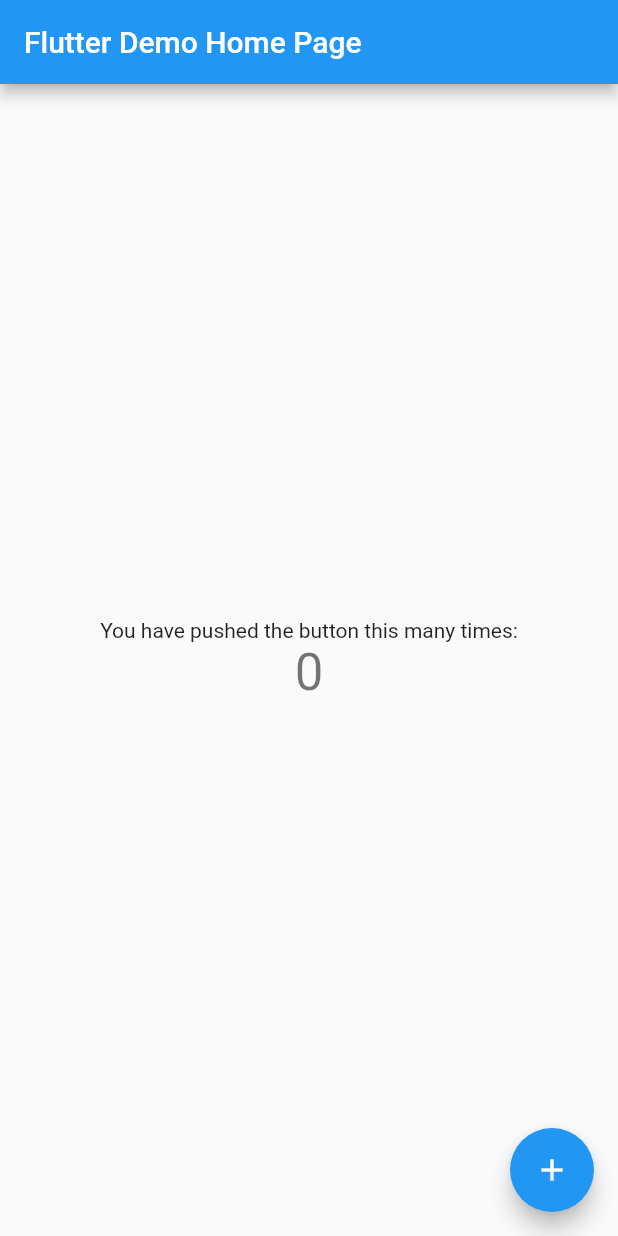
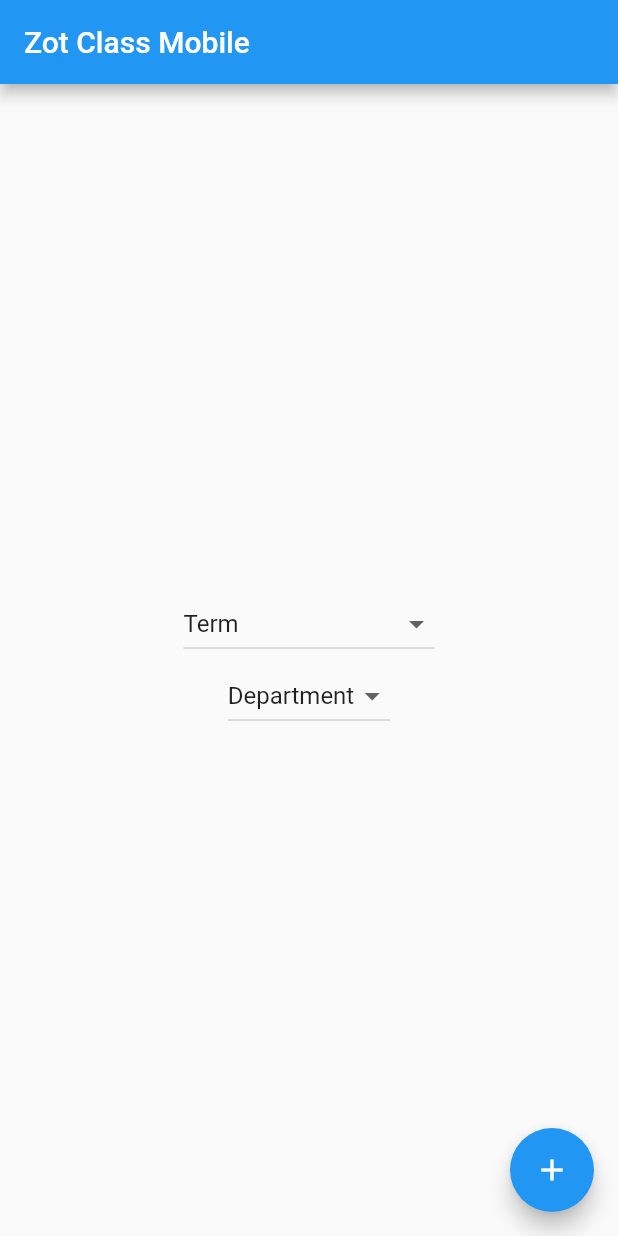
Before and after one commit to jwmason/ZotClassMobile, a Flutter app: the screen it shows after launch, on a phone screen of 412 x 824 dp. Run offline on Flutter 3.47's test engine with Material 2 defaults, Android fonts, the phone set to English and light mode, and no system bars.

```diff
--- a/zot_class_mobile/lib/main.dart
+++ b/zot_class_mobile/lib/main.dart
@@ -11,7 +11,7 @@ class MyApp extends StatelessWidget {
   @override
   Widget build(BuildContext context) {
     return MaterialApp(
-      title: 'Flutter Demo',
+      title: 'Zot Class Mobile',
       theme: ThemeData(
         // This is the theme of your application.
         //
@@ -24,13 +24,14 @@ class MyApp extends StatelessWidget {
         // is not restarted.
         primarySwatch: Colors.blue,
       ),
-      home: const MyHomePage(title: 'Flutter Demo Home Page'),
+      home: const MyHomePage(title: 'Zot Class Mobile'),
     );
   }
 }
 
 class MyHomePage extends StatefulWidget {
   const MyHomePage({super.key, required this.title});
+
 
   // This widget is the home page of your application. It is stateful, meaning
   // that it has a State object (defined below) that contains fields that affect
@@ -46,20 +47,74 @@ class MyHomePage extends StatefulWidget {
   @override
   State<MyHomePage> createState() => _MyHomePageState();
 }
+// class DropdownItem extends StatefulWidget {
+//   const DropdownItem({super.key});
+
+//   @override
+//   // ignore: library_private_types_in_public_api
+//   _DropdownItemState createState() => _DropdownItemState();
+// }
+
+// Dropdown for Term
+
+    List<DropdownMenuItem<String>> get dropdownTermItems{
+  List<DropdownMenuItem<String>> menuItems = [
+    const DropdownMenuItem(value: "Term", child: Text("Term")),
+    const DropdownMenuItem(value: "Winter2023", child: Text("2023 Winter Quarter")),
+    const DropdownMenuItem(value: "Fall2023", child: Text("2023 Fall Quarter")),
+    const DropdownMenuItem(value: "Spring2023", child: Text("2023 Spring Quarter")),
+
+  ];
+  return menuItems;
+}
+
+// Dropdown for Dep
+List<DropdownMenuItem<String>> get dropdownDepItems{
+  List<DropdownMenuItem<String>> menuItems = [
+    const DropdownMenuItem(value: "Department", child: Text("Department")),
+    const DropdownMenuItem(value: "ICS", child: Text("ICS")),
+    const DropdownMenuItem(value: "ART", child: Text("ART")),
+    const DropdownMenuItem(value: "WRITING", child: Text("WRITING")),
+
+  ];
+  return menuItems;
+}
+
+// Dropdown for CC
+// List<DropdownMenuItem<String>> get dropdownCCItems{
+//   List<DropdownMenuItem<String>> menuItems = [
+//     const DropdownMenuItem(value: "Course Code", child: Text("Course Code")),
+//     const DropdownMenuItem(value: "ICS", child: Text("ICS")),
+//     const DropdownMenuItem(value: "ART", child: Text("ART")),
+//     const DropdownMenuItem(value: "WRITING", child: Text("WRITING")),
+
+//   ];
+//   return menuItems;
+// }
+
+    // const DropdownMenuItem(value: "Department", child: Text("Department")),
+    // const DropdownMenuItem(value: "Course Code", child: Text("Course Code")),
+    // const DropdownMenuItem(value: "Course Title", child: Text("Course Title")),
+    // const DropdownMenuItem(value: "USA", child: Text("USA")),
+    // const DropdownMenuItem(value: "Canada", child: Text("Canada")),
+    // const DropdownMenuItem(value: "Brazil", child: Text("Brazil")),
+    // const DropdownMenuItem(value: "England", child: Text("England")),
+
 
 class _MyHomePageState extends State<MyHomePage> {
-  int _counter = 0;
 
-  void _incrementCounter() {
-    setState(() {
-      // This call to setState tells the Flutter framework that something has
-      // changed in this State, which causes it to rerun the build method below
-      // so that the display can reflect the updated values. If we changed
-      // _counter without calling setState(), then the build method would not be
-      // called again, and so nothing would appear to happen.
-      _counter++;
-    });
-  }
+  String selectedValueTerm = "Term";
+  String selectedValueDep = "Department";
+  String selectedValueCC= "Course Code";
+  String selectedValueCT = "Course Title";
+
+    // setState(() {
+    //   // This call to setState tells the Flutter framework that something has
+    //   // changed in this State, which causes it to rerun the build method below
+    //   // so that the display can reflect the updated values. If we changed
+    //   // _counter without calling setState(), then the build method would not be
+    //   // called again, and so nothing would appear to happen.
+
 
   @override
   Widget build(BuildContext context) {
@@ -93,22 +148,53 @@ class _MyHomePageState extends State<MyHomePage> {
           // center the children vertically; the main axis here is the vertical
           // axis because Columns are vertical (the cross axis would be
           // horizontal).
+
+
           mainAxisAlignment: MainAxisAlignment.center,
           children: <Widget>[
-            const Text(
-              'You have pushed the button this many times:',
+            DropdownButton(
+            value: selectedValueTerm,
+            items: dropdownTermItems,
+            onChanged: (String? newValue){
+                setState(() {
+                  selectedValueTerm = newValue!;
+                });
+              }
             ),
-            Text(
-              '$_counter',
-              style: Theme.of(context).textTheme.headline4,
+            DropdownButton(
+            value: selectedValueDep,
+            items: dropdownDepItems,
+            onChanged: (String? newValue){
+                setState(() {
+                  selectedValueDep = newValue!;
+                });
+              }
             ),
+            //             DropdownButton(
+            // value: selectedValueCC,
+            // items: dropdownItems,
+            // onChanged: (String? newValue){
+            //     setState(() {
+            //       selectedValueTerm = newValue!;
+            //     });
+            //   }
+            // ),
+            // DropdownButton(
+            // value: selectedValueCT,
+            // items: dropdownItems,
+            // onChanged: (String? newValue){
+            //     setState(() {
+            //       selectedValueCT = newValue!;
+            //     });
+            //   }
+            // ),
           ],
         ),
       ),
-      floatingActionButton: FloatingActionButton(
-        onPressed: _incrementCounter,
-        tooltip: 'Increment',
-        child: const Icon(Icons.add),
+      floatingActionButton: const FloatingActionButton(
+        onPressed: null,
+        tooltip: "Search",
+        child: Icon(Icons.add),
       ), // This trailing comma makes auto-formatting nicer for build methods.
     );
   }
```
Also changed, not shown: 1 other file.
